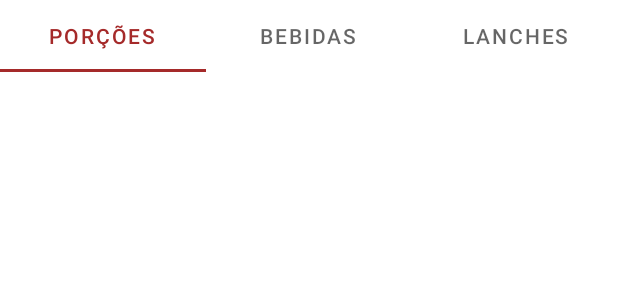
After one commit to DaniloHY/FoodFast, an Android app: the layout menu_tab_bar_layout.xml on its own in the app's theme, with its tools: preview values and no code run, on a phone screen of 412 x 824 dp. The commit adds this screen. Shown: the top 300 px of the screen. Run offline under Robolectric (Android 15) with nearby library versions, the phone set to English and light mode, and no system bars.

Commit message:
tab layout

```diff
--- a/app/src/main/AndroidManifest.xml
+++ b/app/src/main/AndroidManifest.xml
@@ -13,6 +13,13 @@
         android:theme="@style/Theme.FoodFast"
         tools:targetApi="31">
         <activity
+            android:name=".MenuTabBar_Activity"
+            android:exported="false">
+            <meta-data
+                android:name="android.app.lib_name"
+                android:value="" />
+        </activity>
+        <activity
             android:name=".MenuBottomNavActivity"
             android:exported="true">
             <intent-filter>
@@ -20,6 +27,7 @@
 
                 <category android:name="android.intent.category.LAUNCHER" />
             </intent-filter>
+
             <meta-data
                 android:name="android.app.lib_name"
                 android:value="" />
@@ -28,8 +36,6 @@
             android:name=".MenuAppBarBottom_Activity"
             android:exported="true"
             android:theme="@style/temaSemBarra">
-
-
             <meta-data
                 android:name="android.app.lib_name"
                 android:value="" />
--- /dev/null
+++ b/app/src/main/java/br/com/etecia/foodfast/MenuTabBar_Activity.java
@@ -0,0 +1,14 @@
+package br.com.etecia.foodfast;
+
+import androidx.appcompat.app.AppCompatActivity;
+
+import android.os.Bundle;
+
+public class MenuTabBar_Activity extends AppCompatActivity {
+
+    @Override
+    protected void onCreate(Bundle savedInstanceState) {
+        super.onCreate(savedInstanceState);
+        setContentView(R.layout.menu_tab_bar_layout);
+    }
+}
--- /dev/null
+++ b/app/src/main/res/layout/menu_tab_bar_layout.xml
@@ -0,0 +1,33 @@
+<?xml version="1.0" encoding="utf-8"?>
+<androidx.coordinatorlayout.widget.CoordinatorLayout xmlns:android="http://schemas.android.com/apk/res/android"
+    xmlns:app="http://schemas.android.com/apk/res-auto"
+    xmlns:tools="http://schemas.android.com/tools"
+    android:layout_width="match_parent"
+    android:layout_height="match_parent"
+    tools:context=".MenuTabBar_Activity">
+
+    <com.google.android.material.tabs.TabLayout
+        android:id="@+id/idTabLayout"
+        android:layout_width="match_parent"
+        android:layout_height="wrap_content">
+
+        <com.google.android.material.tabs.TabItem
+            android:id="@+id/idPorcoes"
+            android:layout_width="wrap_content"
+            android:layout_height="wrap_content"
+            android:text="Porções" />
+
+        <com.google.android.material.tabs.TabItem
+            android:id="@+id/idBebidas"
+            android:layout_width="wrap_content"
+            android:layout_height="wrap_content"
+            android:text="Bebidas" />
+
+        <com.google.android.material.tabs.TabItem
+            android:id="@+id/idLanches"
+            android:layout_width="wrap_content"
+            android:layout_height="wrap_content"
+            android:text="Lanches" />
+    </com.google.android.material.tabs.TabLayout>
+
+</androidx.coordinatorlayout.widget.CoordinatorLayout>
--- a/app/src/main/res/values/themes.xml
+++ b/app/src/main/res/values/themes.xml
@@ -4,7 +4,7 @@
         <!-- Primary brand color. -->
         <item name="colorPrimary">	#A52A2A</item>
         <item name="colorPrimaryVariant">@color/purple_700</item>
-        <item name="colorOnPrimary">#8B0000</item>
+        <item name="colorOnPrimary">#00008B</item>
         <!-- Secondary brand color. -->
         <item name="colorSecondary">@color/teal_200</item>
         <item name="colorSecondaryVariant">@color/teal_700</item>
```
